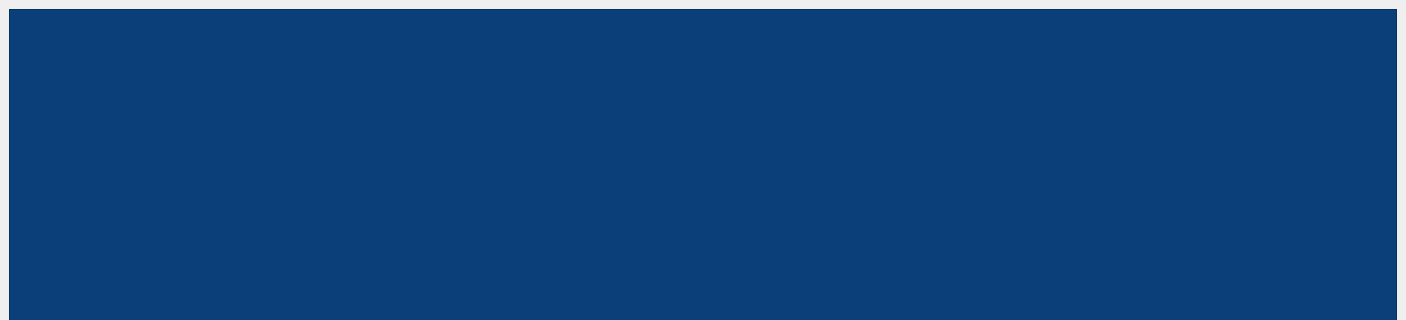
Above: mainwindow.ui from mauriciogiraldou/PROYECTO-FINAL-MauricioRafael before the change; both pictures show x 0 to 1406 and y 0 to 320 of the 1406 by 789 pixel window. Below: the same form after it.
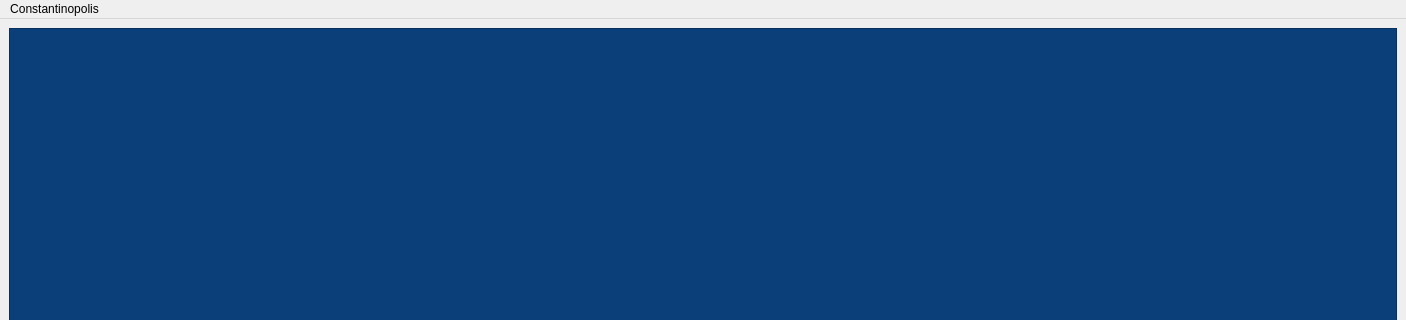
That is the form after the change.

```diff
--- a/mainwindow.ui
+++ b/mainwindow.ui
@@ -45,6 +45,12 @@
      <height>21</height>
     </rect>
    </property>
+   <widget class="QMenu" name="menuConstantinopolis">
+    <property name="title">
+     <string>Constantinopolis</string>
+    </property>
+   </widget>
+   <addaction name="menuConstantinopolis"/>
   </widget>
   <widget class="QStatusBar" name="statusbar"/>
  </widget>
```
